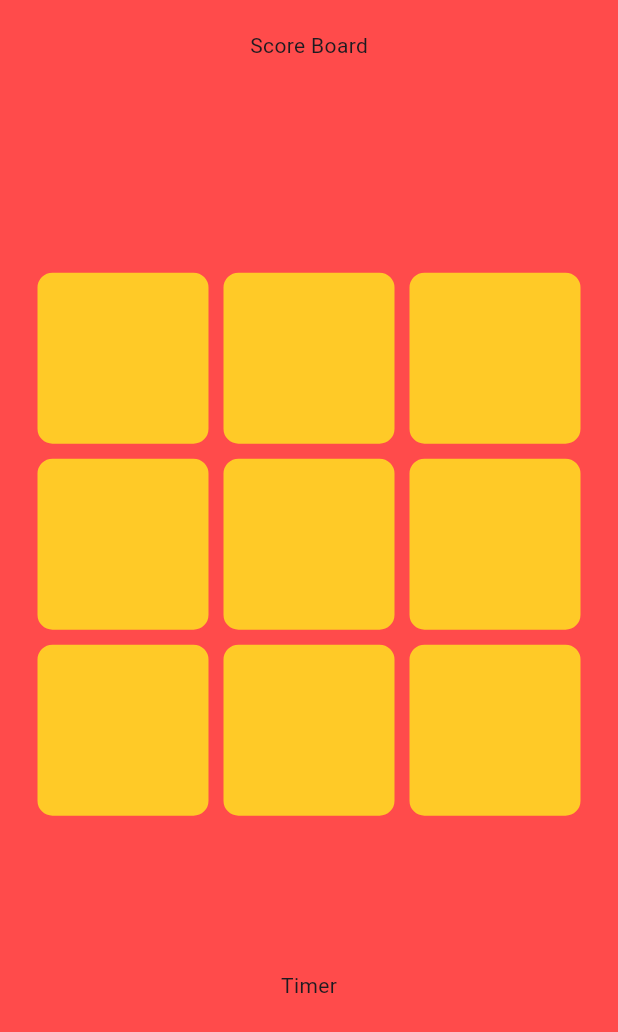
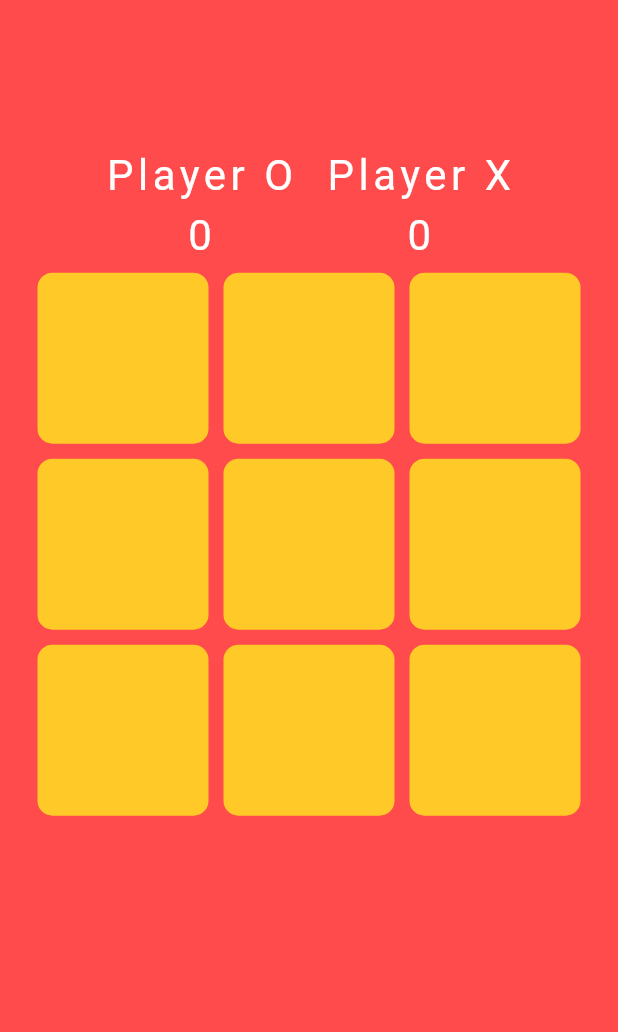
Before and after one commit to ThiagoValmir/flutter-tic-tac-toe-game, a Flutter app: the screen it shows after launch, on a phone screen of 412 x 824 dp. Shown: the top 1032 px of the screen. Run offline on Flutter 3.47's test engine with Material 3 defaults, Android fonts, the phone set to English and light mode, and no system bars; our stand-ins replace google_fonts; Roboto replaces fonts that are missing (Coiny).

Commit message:
feat: implement draw/tie condition

```diff
--- a/lib/screens/game.dart
+++ b/lib/screens/game.dart
@@ -12,7 +12,22 @@ class GameScreen extends StatefulWidget {
 
 class _GameScreenState extends State<GameScreen> {
   bool oTurn = true;
-  List<String> displayXO = ["","","","","","","","","",];
+  List<String> displayXO = [
+    "",
+    "",
+    "",
+    "",
+    "",
+    "",
+    "",
+    "",
+    "",
+  ];
+  int oScore = 0;
+  int xScore = 0;
+  int filledBoxes = 0;
+  String resultDeclaration = "";
+  bool winnerFound = false;
 
   static var customFontWhite = GoogleFonts.coiny(
       textStyle:
@@ -28,7 +43,42 @@ class _GameScreenState extends State<GameScreen> {
           children: [
             Expanded(
               flex: 1,
-              child: Text("Score Board"),
+              child: Container(
+                child: Row(
+                  mainAxisAlignment: MainAxisAlignment.center,
+                  children: [
+                    Column(
+                      mainAxisAlignment: MainAxisAlignment.end,
+                      children: [
+                        Text(
+                          "Player O",
+                          style: customFontWhite,
+                        ),
+                        Text(
+                          oScore.toString(),
+                          style: customFontWhite,
+                        )
+                      ],
+                    ),
+                    SizedBox(
+                      width: 20,
+                    ),
+                    Column(
+                      mainAxisAlignment: MainAxisAlignment.end,
+                      children: [
+                        Text(
+                          "Player X",
+                          style: customFontWhite,
+                        ),
+                        Text(
+                          xScore.toString(),
+                          style: customFontWhite,
+                        )
+                      ],
+                    ),
+                  ],
+                ),
+              ),
             ),
             Expanded(
               flex: 3,
@@ -63,7 +113,10 @@ class _GameScreenState extends State<GameScreen> {
             ),
             Expanded(
               flex: 1,
-              child: Text("Timer"),
+              child: Text(
+                resultDeclaration,
+                style: customFontWhite,
+              ),
             ),
           ],
         ),
@@ -75,12 +128,94 @@ class _GameScreenState extends State<GameScreen> {
     setState(() {
       if (oTurn && displayXO[index] == "") {
         displayXO[index] = "O";
-      } else {
+        filledBoxes++;
+      } else if (!oTurn && displayXO[index] == "") {
         displayXO[index] = "X";
+        filledBoxes++;
       }
 
       oTurn = !oTurn;
+      _checkWinner();
     });
   }
 
+  void _checkWinner() {
+    if (displayXO[0] == displayXO[1] &&
+        displayXO[0] == displayXO[2] &&
+        displayXO[0] != "") {
+      setState(() {
+        resultDeclaration = "Player" + displayXO[0] + "Wins!";
+        _updateScore(displayXO[0]);
+      });
+    }
+    if (displayXO[3] == displayXO[4] &&
+        displayXO[3] == displayXO[5] &&
+        displayXO[3] != "") {
+      setState(() {
+        resultDeclaration = "Player" + displayXO[3] + "Wins!";
+        _updateScore(displayXO[3]);
+      });
+    }
+    if (displayXO[6] == displayXO[7] &&
+        displayXO[6] == displayXO[8] &&
+        displayXO[6] != "") {
+      setState(() {
+        resultDeclaration = "Player" + displayXO[6] + "Wins!";
+        _updateScore(displayXO[6]);
+      });
+    }
+    if (displayXO[0] == displayXO[3] &&
+        displayXO[0] == displayXO[6] &&
+        displayXO[0] != "") {
+      setState(() {
+        resultDeclaration = "Player" + displayXO[0] + "Wins!";
+        _updateScore(displayXO[0]);
+      });
+    }
+    if (displayXO[1] == displayXO[4] &&
+        displayXO[1] == displayXO[7] &&
+        displayXO[1] != "") {
+      setState(() {
+        resultDeclaration = "Player" + displayXO[1] + "Wins!";
+        _updateScore(displayXO[1]);
+      });
+    }
+    if (displayXO[2] == displayXO[5] &&
+        displayXO[2] == displayXO[8] &&
+        displayXO[2] != "") {
+      setState(() {
+        resultDeclaration = "Player" + displayXO[2] + "Wins!";
+        _updateScore(displayXO[2]);
+      });
+    }
+    if (displayXO[0] == displayXO[4] &&
+        displayXO[0] == displayXO[8] &&
+        displayXO[0] != "") {
+      setState(() {
+        resultDeclaration = "Player" + displayXO[0] + "Wins!";
+        _updateScore(displayXO[0]);
+      });
+    }
+    if (displayXO[2] == displayXO[4] &&
+        displayXO[2] == displayXO[6] &&
+        displayXO[2] != "") {
+      setState(() {
+        resultDeclaration = "Player" + displayXO[2] + "Wins!";
+        _updateScore(displayXO[2]);
+      });
+    } else if (!winnerFound && filledBoxes == 9) {
+      setState(() {
+        resultDeclaration = "Nobody Wins";
+      });
+    }
+  }
+
+  void _updateScore(String winner) {
+    if (winner == "O") {
+      oScore++;
+    } else if (winner == "X") {
+      xScore++;
+    }
+    winnerFound = true;
+  }
 }
```
